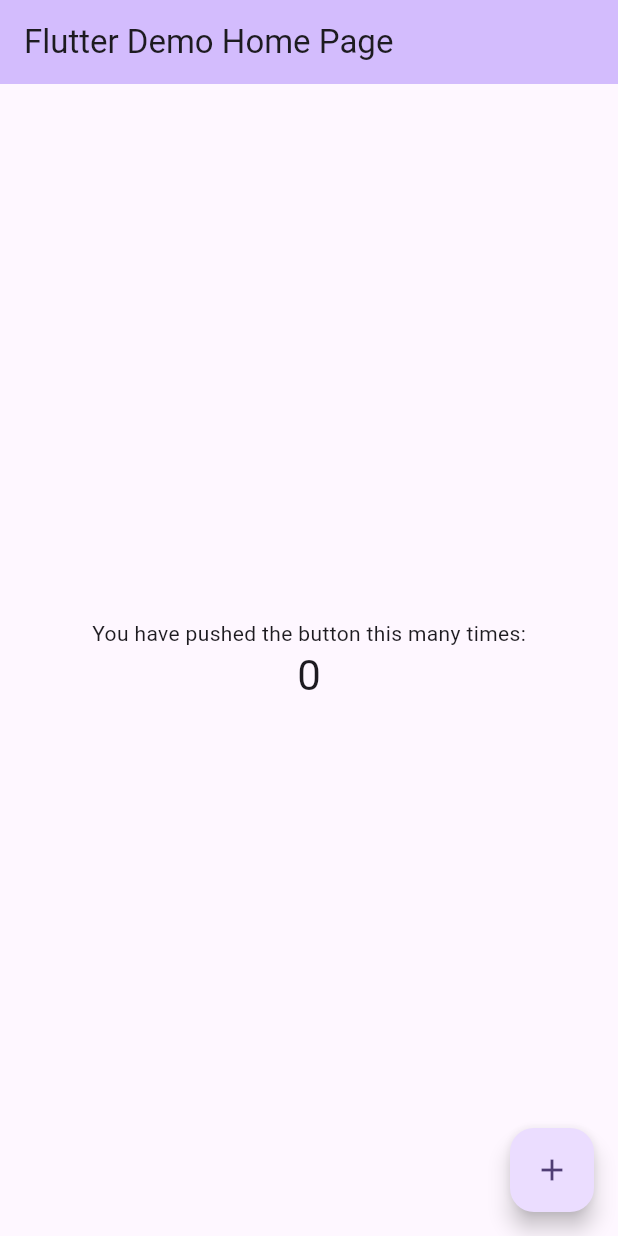
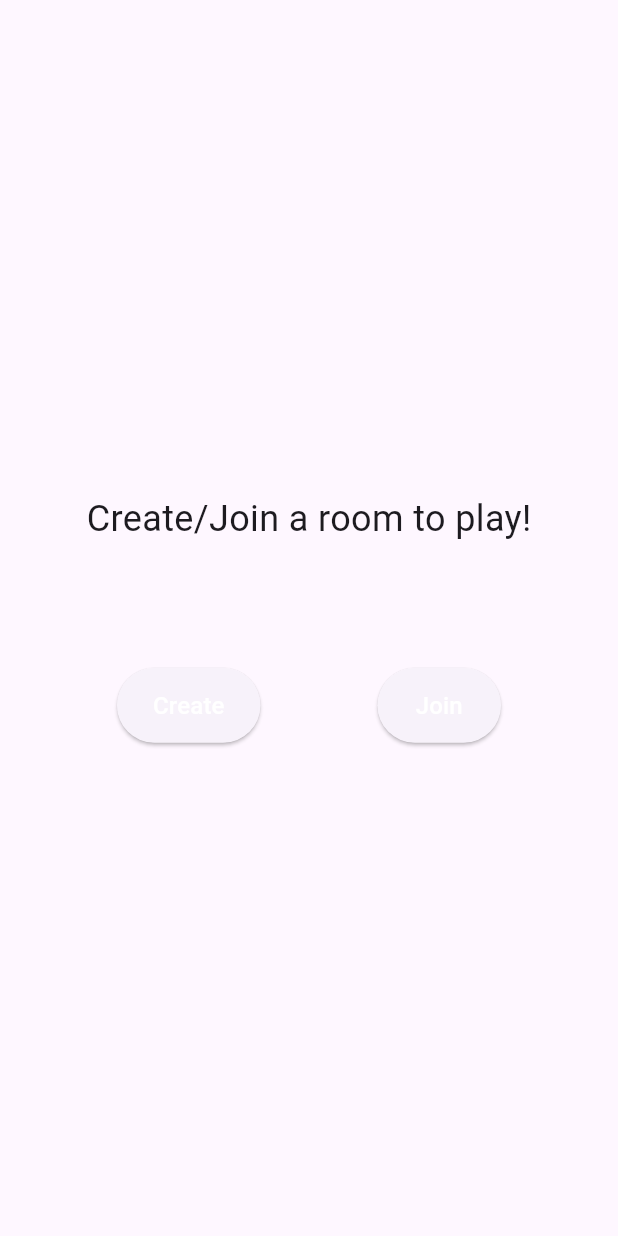
Before and after one commit to prajjwa-lit/blitzfingers, a Flutter app: the screen it shows after launch, on a phone screen of 412 x 824 dp. Run offline on Flutter 3.47's test engine with Material 3 defaults, Android fonts, the phone set to English and light mode, and no system bars.

Commit message:
adds homepage buttons UI

```diff
--- a/lib/main.dart
+++ b/lib/main.dart
@@ -1,125 +1,18 @@
+import 'package:blitzfingers/screens/home_screen.dart';
 import 'package:flutter/material.dart';
 
 void main() {
-  runApp(const MyApp());
+   runApp(const MyApp());
 }
 
 class MyApp extends StatelessWidget {
   const MyApp({super.key});
 
-  // This widget is the root of your application.
   @override
   Widget build(BuildContext context) {
     return MaterialApp(
-      title: 'Flutter Demo',
-      theme: ThemeData(
-        // This is the theme of your application.
-        //
-        // TRY THIS: Try running your application with "flutter run". You'll see
-        // the application has a purple toolbar. Then, without quitting the app,
-        // try changing the seedColor in the colorScheme below to Colors.green
-        // and then invoke "hot reload" (save your changes or press the "hot
-        // reload" button in a Flutter-supported IDE, or press "r" if you used
-        // the command line to start the app).
-        //
-        // Notice that the counter didn't reset back to zero; the application
-        // state is not lost during the reload. To reset the state, use hot
-        // restart instead.
-        //
-        // This works for code too, not just values: Most code changes can be
-        // tested with just a hot reload.
-        colorScheme: ColorScheme.fromSeed(seedColor: Colors.deepPurple),
-        useMaterial3: true,
-      ),
-      home: const MyHomePage(title: 'Flutter Demo Home Page'),
+      title: 'BlitzFingers',
+      home: HomeScreen(),
     );
   }
 }
-
-class MyHomePage extends StatefulWidget {
-  const MyHomePage({super.key, required this.title});
-
-  // This widget is the home page of your application. It is stateful, meaning
-  // that it has a State object (defined below) that contains fields that affect
-  // how it looks.
-
-  // This class is the configuration for the state. It holds the values (in this
-  // case the title) provided by the parent (in this case the App widget) and
-  // used by the build method of the State. Fields in a Widget subclass are
-  // always marked "final".
-
-  final String title;
-
-  @override
-  State<MyHomePage> createState() => _MyHomePageState();
-}
-
-class _MyHomePageState extends State<MyHomePage> {
-  int _counter = 0;
-
-  void _incrementCounter() {
-    setState(() {
-      // This call to setState tells the Flutter framework that something has
-      // changed in this State, which causes it to rerun the build method below
-      // so that the display can reflect the updated values. If we changed
-      // _counter without calling setState(), then the build method would not be
-      // called again, and so nothing would appear to happen.
-      _counter++;
-    });
-  }
-
-  @override
-  Widget build(BuildContext context) {
-    // This method is rerun every time setState is called, for instance as done
-    // by the _incrementCounter method above.
-    //
-    // The Flutter framework has been optimized to make rerunning build methods
-    // fast, so that you can just rebuild anything that needs updating rather
-    // than having to individually change instances of widgets.
-    return Scaffold(
-      appBar: AppBar(
-        // TRY THIS: Try changing the color here to a specific color (to
-        // Colors.amber, perhaps?) and trigger a hot reload to see the AppBar
-        // change color while the other colors stay the same.
-        backgroundColor: Theme.of(context).colorScheme.inversePrimary,
-        // Here we take the value from the MyHomePage object that was created by
-        // the App.build method, and use it to set our appbar title.
-        title: Text(widget.title),
-      ),
-      body: Center(
-        // Center is a layout widget. It takes a single child and positions it
-        // in the middle of the parent.
-        child: Column(
-          // Column is also a layout widget. It takes a list of children and
-          // arranges them vertically. By default, it sizes itself to fit its
-          // children horizontally, and tries to be as tall as its parent.
-          //
-          // Column has various properties to control how it sizes itself and
-          // how it positions its children. Here we use mainAxisAlignment to
-          // center the children vertically; the main axis here is the vertical
-          // axis because Columns are vertical (the cross axis would be
-          // horizontal).
-          //
-          // TRY THIS: Invoke "debug painting" (choose the "Toggle Debug Paint"
-          // action in the IDE, or press "p" in the console), to see the
-          // wireframe for each widget.
-          mainAxisAlignment: MainAxisAlignment.center,
-          children: <Widget>[
-            const Text(
-              'You have pushed the button this many times:',
-            ),
-            Text(
-              '$_counter',
-              style: Theme.of(context).textTheme.headlineMedium,
-            ),
-          ],
-        ),
-      ),
-      floatingActionButton: FloatingActionButton(
-        onPressed: _incrementCounter,
-        tooltip: 'Increment',
-        child: const Icon(Icons.add),
-      ), // This trailing comma makes auto-formatting nicer for build methods.
-    );
-  }
-}
--- /dev/null
+++ b/lib/screens/home_screen.dart
@@ -0,0 +1,51 @@
+import 'package:flutter/material.dart';
+
+import '../widgets/custom_button.dart';
+
+class HomeScreen extends StatelessWidget {
+  const HomeScreen({Key? key}) : super(key: key);
+
+  @override
+  Widget build(BuildContext context) {
+    final size = MediaQuery.of(context).size;
+
+    return Scaffold(
+      body: Center(
+        child: ConstrainedBox(
+          constraints: const BoxConstraints(
+            maxWidth: 600,
+          ),
+          child: Column(
+            mainAxisAlignment: MainAxisAlignment.center,
+            children: [
+              const Text(
+                'Create/Join a room to play!',
+                style: TextStyle(
+                  fontSize: 24,
+                ),
+              ),
+              SizedBox(
+                height: size.height * 0.1,
+              ),
+              Row(
+                mainAxisAlignment: MainAxisAlignment.spaceEvenly,
+                children: [
+                  CustomButton(
+                    text: 'Create',
+                    onTap: () {},
+                    isHome: true,
+                  ),
+                  CustomButton(
+                    text: 'Join',
+                    onTap: () {},
+                    isHome: true,
+                  ),
+                ],
+              ),
+            ],
+          ),
+        ),
+      ),
+    );
+  }
+}
--- /dev/null
+++ b/lib/widgets/custom_button.dart
@@ -0,0 +1,35 @@
+import 'package:flutter/material.dart';
+
+class CustomButton extends StatelessWidget {
+  final String text;
+  final VoidCallback onTap;
+  final bool isHome;
+  const CustomButton({
+    Key? key,
+    required this.text,
+    required this.onTap,
+    this.isHome = false,
+  }) : super(key: key);
+
+  @override
+  Widget build(BuildContext context) {
+    final width = MediaQuery.of(context).size.width;
+
+    return ElevatedButton(
+      onPressed: onTap,
+      child: Text(
+        text,
+        style: const TextStyle(
+          fontSize: 16,
+          color: Colors.white,
+        ),
+      ),
+      style: ElevatedButton.styleFrom(
+        minimumSize: Size(
+          !isHome ? width : width / 5,
+          50,
+        ),
+      ),
+    );
+  }
+}
```
Also changed, not shown: 1 other file.
